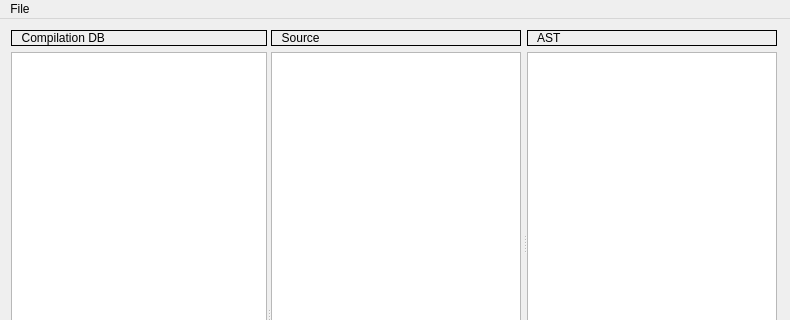
Qt form src/gui/mainwindow.ui (ahueck/astviewer) before a commit; both pictures show x 0 to 790 and y 0 to 320 of the 790 by 636 pixel window.
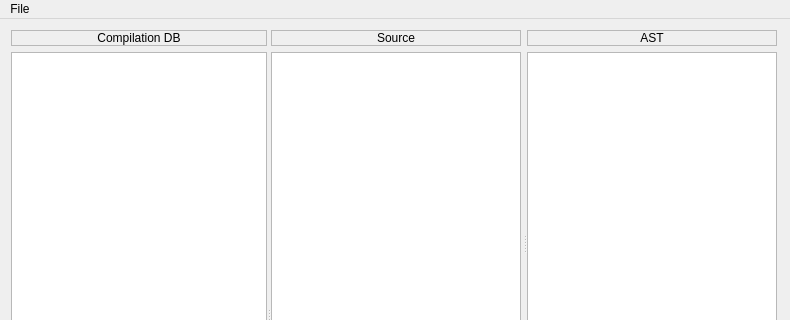
The same form after that commit. The open tabs and pages were chosen to show the change.

```diff
--- a/src/gui/mainwindow.ui
+++ b/src/gui/mainwindow.ui
@@ -67,10 +67,13 @@
            </size>
           </property>
           <property name="frameShape">
-           <enum>QFrame::Panel</enum>
+           <enum>QFrame::StyledPanel</enum>
           </property>
           <property name="text">
-           <string>  Compilation DB</string>
+           <string>Compilation DB</string>
+          </property>
+          <property name="alignment">
+           <set>Qt::AlignCenter</set>
           </property>
          </widget>
         </item>
@@ -180,10 +183,13 @@
                 <item>
                  <widget class="QLabel" name="labelSrc">
                   <property name="frameShape">
-                   <enum>QFrame::Panel</enum>
+                   <enum>QFrame::StyledPanel</enum>
                   </property>
                   <property name="text">
-                   <string>  Source</string>
+                   <string>Source</string>
+                  </property>
+                  <property name="alignment">
+                   <set>Qt::AlignCenter</set>
                   </property>
                  </widget>
                 </item>
@@ -209,10 +215,13 @@
                 <item>
                  <widget class="QLabel" name="labelAST">
                   <property name="frameShape">
-                   <enum>QFrame::Panel</enum>
+                   <enum>QFrame::StyledPanel</enum>
                   </property>
                   <property name="text">
-                   <string>  AST</string>
+                   <string>AST</string>
+                  </property>
+                  <property name="alignment">
+                   <set>Qt::AlignCenter</set>
                   </property>
                  </widget>
                 </item>
```
Left out of the diff: 18 changed lines with no effect on the pictures.
